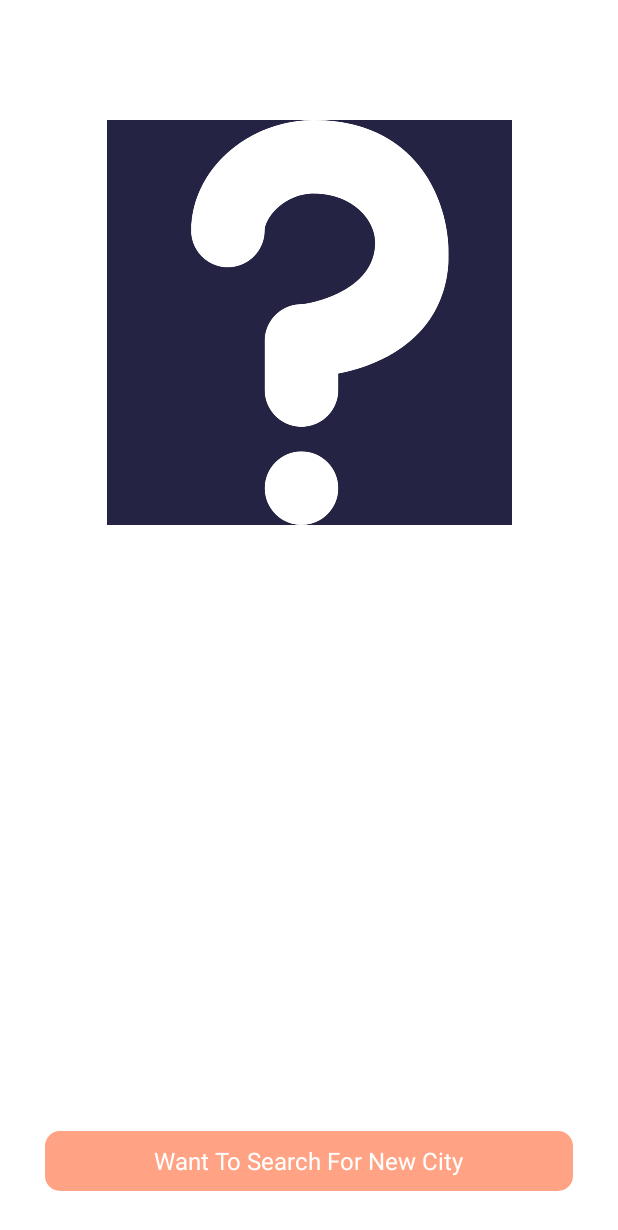
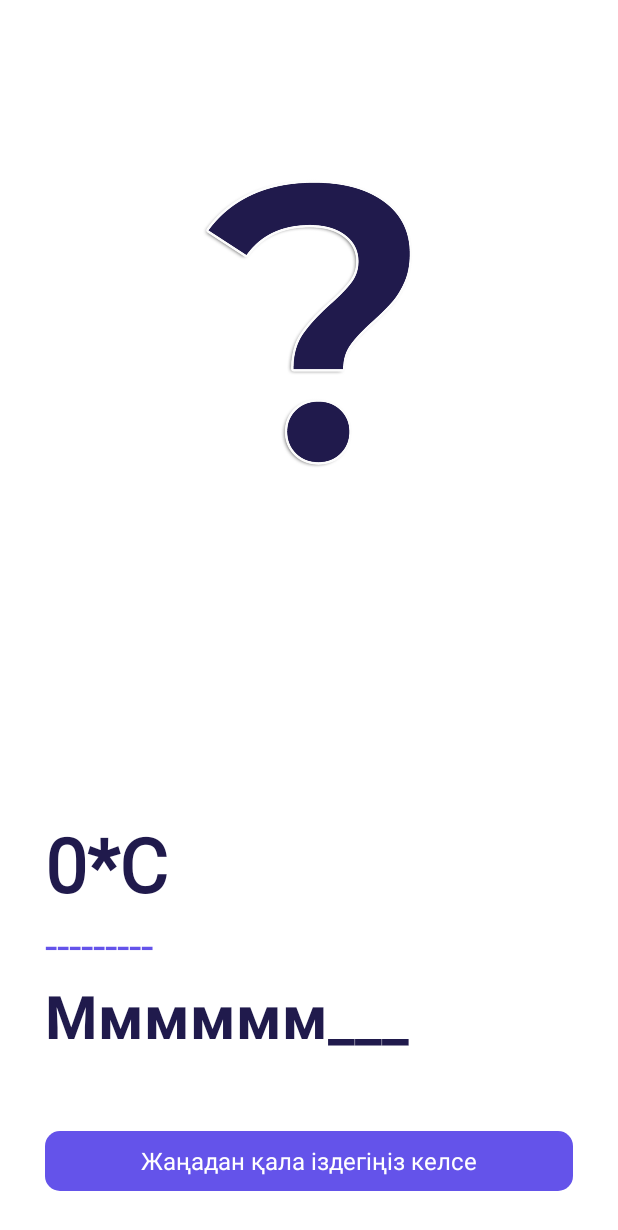
Before and after one commit to yerkebulvn/WheatherAppJava, an Android app: the screen it shows after launch (MainActivity), on a phone screen of 412 x 824 dp. Shown: the top 1230 px of the screen. Run offline under Robolectric (Android 15) with nearby library versions, the phone set to English and light mode, and no system bars; libraries missing offline, so code that uses them is left out: com.loopj.android, cz.msebera.android.

Commit message:
Some little changes

```diff
--- a/app/src/main/java/com/example/weatherapptutorial/MainActivity.java
+++ b/app/src/main/java/com/example/weatherapptutorial/MainActivity.java
@@ -29,42 +29,42 @@ import cz.msebera.android.httpclient.Header;
 public class MainActivity extends AppCompatActivity {
 
 
-    final String APP_ID = "dab3af44de7d24ae7ff86549334e45bd";
-    final String WEATHER_URL = "https://api.openweathermap.org/data/2.5/weather";
+    final String APP_ID = "dab3af44de7d24ae7ff86549334e45bd";   //API жұмыс жасауға арналған айнымалы  (кілт)
+    final String WEATHER_URL = "https://api.openweathermap.org/data/2.5/weather";   //Ауа райы туралы мәліметтерді алатын сайт
 
     final long MIN_TIME = 5000;
     final float MIN_DISTANCE = 1000;
     final int REQUEST_CODE = 101;
 
 
-    String Location_Provider = LocationManager.GPS_PROVIDER;
+    String Location_Provider = LocationManager.GPS_PROVIDER;    //GPS орналасу орынын алу провайдері
 
-    TextView NameofCity, weatherState, Temperature;
-    ImageView mweatherIcon;
+    TextView NameofCity, weatherState, Temperature; //Экранға текст шығаратын компоненттер
+    ImageView mweatherIcon; //Ауа райының күйін көрсететін сурет
 
-    RelativeLayout mCityFinder;
+    RelativeLayout mCityFinder; //Қаланы іздеу экран бөлшегі
 
 
-    LocationManager mLocationManager;
-    LocationListener mLocationListner;
+    LocationManager mLocationManager;   //Орналасу орнының менеджері
+    LocationListener mLocationListner;  //Орналасу орынын тыңдаушы
 
 
     @Override
-    protected void onCreate(Bundle savedInstanceState) {
+    protected void onCreate(Bundle savedInstanceState) {    //Активити құрылғанда орындалатын функция
         super.onCreate(savedInstanceState);
         setContentView(R.layout.activity_main);
 
-        weatherState = findViewById(R.id.weatherCondition);
+        weatherState = findViewById(R.id.weatherCondition); //Экрандағы элементтердің инициализациясы
         Temperature = findViewById(R.id.temperature);
         mweatherIcon = findViewById(R.id.weatherIcon);
         mCityFinder = findViewById(R.id.cityFinder);
         NameofCity = findViewById(R.id.cityName);
 
 
-        mCityFinder.setOnClickListener(new View.OnClickListener() {
+        mCityFinder.setOnClickListener(new View.OnClickListener() { //Қаланы іздеу батырмасының тыңдаушысы
             @Override
             public void onClick(View v) {
-                Intent intent = new Intent(MainActivity.this, cityFinder.class);
+                Intent intent = new Intent(MainActivity.this, cityFinder.class);    //Батырма басылғанда жаңа активити экранға шығарылады
                 startActivity(intent);
             }
         });
@@ -78,7 +78,7 @@ public class MainActivity extends AppCompatActivity {
     }*/
 
     @Override
-    protected void onResume() {
+    protected void onResume() { //Активити қайта ашқанда орындалатын функция. Мысалға қаланы таңдап болғаннан кейін оның аты осы активитиге беріледі
         super.onResume();
         Intent mIntent=getIntent();
         String city= mIntent.getStringExtra("City");
@@ -95,7 +95,7 @@ public class MainActivity extends AppCompatActivity {
     }
 
 
-    private void getWeatherForNewCity(String city)
+    private void getWeatherForNewCity(String city)  //Жаңадан таңдалған қаланың ауа райын көрсету
     {
         RequestParams params=new RequestParams();
         params.put("q",city);
@@ -107,12 +107,12 @@ public class MainActivity extends AppCompatActivity {
 
 
 
-    private void getWeatherForCurrentLocation() {
+    private void getWeatherForCurrentLocation() {   //GPS арқылы ауа райын көрсету
 
         mLocationManager = (LocationManager) getSystemService(Context.LOCATION_SERVICE);
         mLocationListner = new LocationListener() {
             @Override
-            public void onLocationChanged(Location location) {
+            public void onLocationChanged(Location location) {  //Орналасқан орын өзгерген кезде іске қосылатын функция
 
                 String Latitude = String.valueOf(location.getLatitude());
                 String Longitude = String.valueOf(location.getLongitude());
@@ -122,9 +122,6 @@ public class MainActivity extends AppCompatActivity {
                 params.put("lon",Longitude);
                 params.put("appid",APP_ID);
                 letsdoSomeNetworking(params);
-
-
-
 
             }
 
@@ -148,11 +145,10 @@ public class MainActivity extends AppCompatActivity {
         if (ActivityCompat.checkSelfPermission(this, Manifest.permission.ACCESS_FINE_LOCATION) != PackageManager.PERMISSION_GRANTED && ActivityCompat.checkSelfPermission(this, Manifest.permission.ACCESS_COARSE_LOCATION) != PackageManager.PERMISSION_GRANTED) {
             // TODO: Consider calling
             //    ActivityCompat#requestPermissions
-            // here to request the missing permissions, and then overriding
+            // мұнда жетіспейтін рұқсаттарды сұрау, содан кейін қайта анықтау
             //   public void onRequestPermissionsResult(int requestCode, String[] permissions,
             //                                          int[] grantResults)
-            // to handle the case where the user grants the permission. See the documentation
-            // for ActivityCompat#requestPermissions for more details.
+            // пайдаланушы рұқсат берген жағдайды шешу үшін.
             ActivityCompat.requestPermissions(this,new String[]{Manifest.permission.ACCESS_FINE_LOCATION},REQUEST_CODE);
             return;
         }
@@ -170,12 +166,13 @@ public class MainActivity extends AppCompatActivity {
         {
             if(grantResults.length>0 && grantResults[0]==PackageManager.PERMISSION_GRANTED)
             {
-                Toast.makeText(MainActivity.this,"Locationget Succesffully",Toast.LENGTH_SHORT).show();
+                Toast.makeText(MainActivity.this,getApplicationContext().getResources().getString(R.string.location_success),Toast.LENGTH_SHORT).show();
                 getWeatherForCurrentLocation();
             }
             else
             {
-                //user denied the permission
+                //пайдаланушы рұқсаттан беруден бас тартқан кезде
+                Toast.makeText(MainActivity.this,getApplicationContext().getResources().getString(R.string.location_access_denied),Toast.LENGTH_SHORT).show();
             }
         }
 
@@ -184,15 +181,15 @@ public class MainActivity extends AppCompatActivity {
 
 
 
-    private  void letsdoSomeNetworking(RequestParams params)
+    private  void letsdoSomeNetworking(RequestParams params)    //Сайтқа запрос жіберу
     {
         AsyncHttpClient client = new AsyncHttpClient();
         client.get(WEATHER_URL,params,new JsonHttpResponseHandler()
         {
             @Override
-            public void onSuccess(int statusCode, Header[] headers, JSONObject response) {
+            public void onSuccess(int statusCode, Header[] headers, JSONObject response) {  //Запрос сәтті орындалса
 
-                Toast.makeText(MainActivity.this,"Data Get Success",Toast.LENGTH_SHORT).show();
+                Toast.makeText(MainActivity.this,getApplicationContext().getResources().getString(R.string.data_success),Toast.LENGTH_SHORT).show();
 
                 weatherData weatherD=weatherData.fromJson(response);
                 updateUI(weatherD);
@@ -212,7 +209,7 @@ public class MainActivity extends AppCompatActivity {
 
     }
 
-    private  void updateUI(weatherData weather){
+    private  void updateUI(weatherData weather){    //Экрандағы мәліметтерді жаңарту функциясы
 
 
         Temperature.setText(weather.getmTemperature());
@@ -225,7 +222,7 @@ public class MainActivity extends AppCompatActivity {
     }
 
     @Override
-    protected void onPause() {
+    protected void onPause() {  //Активити пауза күйіне түскенде орындалады
         super.onPause();
         if(mLocationManager!=null)
         {
--- a/app/src/main/res/drawable/buttondesign.xml
+++ b/app/src/main/res/drawable/buttondesign.xml
@@ -6,5 +6,5 @@
     >
 
 </corners>
-    <solid android:color="#ffa384"></solid>
+    <solid android:color="@color/button_600"></solid>
 </shape>
--- a/app/src/main/res/layout/activity_city_finder.xml
+++ b/app/src/main/res/layout/activity_city_finder.xml
@@ -4,7 +4,7 @@
     xmlns:tools="http://schemas.android.com/tools"
     android:layout_width="match_parent"
     android:layout_height="match_parent"
-    android:background="#242343"
+    android:background="@color/new_background"
     tools:context=".cityFinder">
 
     <ImageView
@@ -25,11 +25,11 @@
         android:layout_height="40dp"
         android:layout_centerHorizontal="true"
         android:layout_centerVertical="true"
-        android:hint="Enter City Name"
+        android:hint="@string/enter_city_name"
         android:layout_marginLeft="30dp"
         android:textSize="20sp"
         android:background="@drawable/edittextdesign"
-        android:textColor="@color/black"
+        android:textColor="@color/ui_darkest"
         android:imeOptions="actionGo"
         android:id="@+id/searchCity"
         android:inputType="textAutoCorrect"
--- a/app/src/main/res/layout/activity_main.xml
+++ b/app/src/main/res/layout/activity_main.xml
@@ -32,7 +32,7 @@
             android:fontFamily="@font/philosopher"
             android:paddingStart="30dp"
             android:text="0*C"
-            android:textColor="#ffffff"
+            android:textColor="@color/ui_darkest"
             android:textSize="50sp"
             android:textStyle="bold">
 
@@ -45,7 +45,7 @@
             android:layout_height="wrap_content"
             android:id="@+id/weatherCondition"
             android:textSize="30sp"
-            android:textColor="#ffffff"
+            android:textColor="@color/button_600"
             android:text="---------"
             android:paddingStart="30sp">
 
@@ -58,7 +58,7 @@
             android:textSize="40sp"
             android:text="Мммммм___"
             android:paddingStart="30sp"
-            android:textColor="#ffffff">
+            android:textColor="@color/ui_darkest">
 
         </TextView>
 
@@ -79,8 +79,8 @@
       <TextView
           android:layout_width="wrap_content"
           android:layout_height="wrap_content"
-          android:text="Want To Search For New City"
-          android:textColor="#ffffff"
+          android:text="@string/new_city_btn"
+          android:textColor="@color/white"
           android:layout_centerInParent="true"
           android:textSize="16sp" />
 
--- a/app/src/main/res/values/colors.xml
+++ b/app/src/main/res/values/colors.xml
@@ -9,4 +9,7 @@
     <color name="white">#FFFFFFFF</color>
     <color name="old_background">#242343</color>
     <color name="new_background">#FFFFFF</color>
+    <color name="ui_darkest">#201a4c</color>
+    <color name="button_600">#6453ea</color>
+    <color name="button_700">#4a35cd</color>
 </resources>
--- a/app/src/main/res/values/strings.xml
+++ b/app/src/main/res/values/strings.xml
@@ -1,3 +1,8 @@
 <resources>
     <string name="app_name">Ауа райы</string>
+    <string name="enter_city_name">Қаланың аты</string>
+    <string name="new_city_btn">Жаңадан қала іздегіңіз келсе</string>
+    <string name="location_success">Локацияңыз сәтті анықталды</string>
+    <string name="location_access_denied">GPS мәліметтерін алуға рұқсат берілмеді</string>
+    <string name="data_success">Мәліметтер сәтті алынды</string>
 </resources>
```
Also changed, not shown: app/src/main/java/com/example/weatherapptutorial/weatherData.java (+6 -6 lines), app/src/main/res/drawable/edittextdesign.xml (+11 -3 lines), app/src/main/res/drawable/cloudy.png, app/src/main/res/drawable/finding.png, app/src/main/res/drawable/fog.png, app/src/main/res/drawable/left.png, app/src/main/res/drawable/lightrain.png, app/src/main/res/drawable/overcast.png, app/src/main/res/drawable/shower.png, app/src/main/res/drawable/snow1.png, app/src/main/res/drawable/snow2.png, app/src/main/res/drawable/sunny.png, app/src/main/res/drawable/thunderstorm1.png, app/src/main/res/drawable/thunderstorm2.png.
